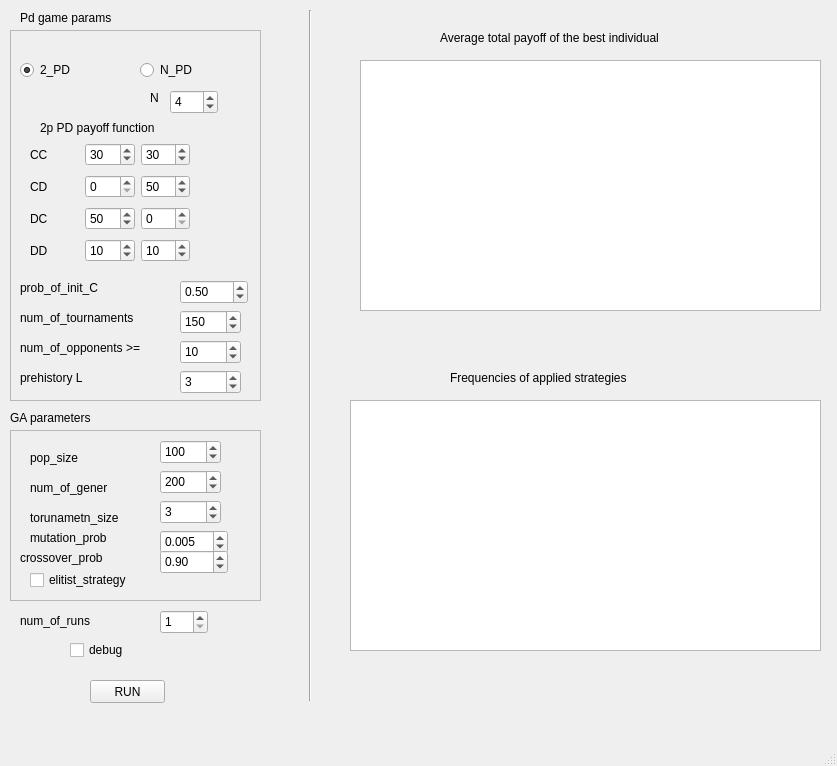
fishija/prisoners-dilemma, file ain_code/ui/main_window.ui: the form before one commit.
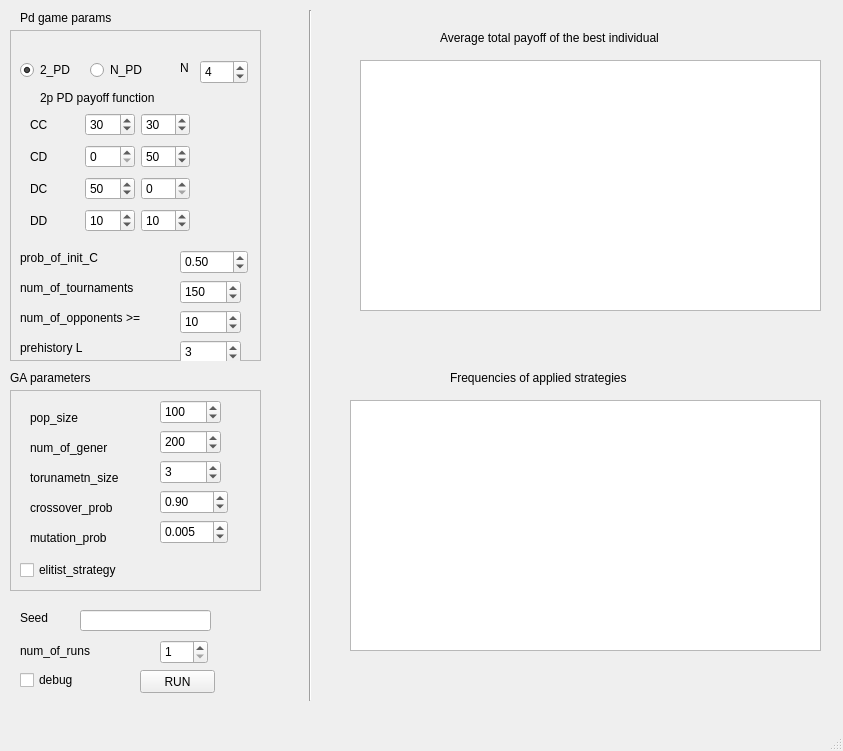
The form after the commit.

Commit message: style: change in main window

What changed in the file:
```diff
--- a/ain_code/ui/main_window.ui
+++ b/ain_code/ui/main_window.ui
@@ -6,8 +6,8 @@
    <rect>
     <x>0</x>
     <y>0</y>
-    <width>837</width>
-    <height>766</height>
+    <width>843</width>
+    <height>751</height>
    </rect>
   </property>
   <property name="windowTitle">
@@ -46,7 +46,7 @@
       <x>10</x>
       <y>30</y>
       <width>251</width>
-      <height>371</height>
+      <height>331</height>
      </rect>
     </property>
     <property name="frameShape">
@@ -74,7 +74,7 @@
     <widget class="QRadioButton" name="radioButton_2">
      <property name="geometry">
       <rect>
-       <x>130</x>
+       <x>80</x>
        <y>30</y>
        <width>61</width>
        <height>20</height>
@@ -88,7 +88,7 @@
      <property name="geometry">
       <rect>
        <x>20</x>
-       <y>110</y>
+       <y>80</y>
        <width>160</width>
        <height>128</height>
       </rect>
@@ -176,7 +176,7 @@
      <property name="geometry">
       <rect>
        <x>30</x>
-       <y>90</y>
+       <y>60</y>
        <width>141</width>
        <height>16</height>
       </rect>
@@ -189,7 +189,7 @@
      <property name="geometry">
       <rect>
        <x>10</x>
-       <y>280</y>
+       <y>250</y>
        <width>141</width>
        <height>16</height>
       </rect>
@@ -202,7 +202,7 @@
      <property name="geometry">
       <rect>
        <x>10</x>
-       <y>310</y>
+       <y>280</y>
        <width>141</width>
        <height>16</height>
       </rect>
@@ -215,7 +215,7 @@
      <property name="geometry">
       <rect>
        <x>170</x>
-       <y>280</y>
+       <y>250</y>
        <width>61</width>
        <height>24</height>
       </rect>
@@ -234,7 +234,7 @@
      <property name="geometry">
       <rect>
        <x>170</x>
-       <y>310</y>
+       <y>280</y>
        <width>61</width>
        <height>24</height>
       </rect>
@@ -250,7 +250,7 @@
      <property name="geometry">
       <rect>
        <x>10</x>
-       <y>340</y>
+       <y>310</y>
        <width>101</width>
        <height>16</height>
       </rect>
@@ -263,7 +263,7 @@
      <property name="geometry">
       <rect>
        <x>170</x>
-       <y>340</y>
+       <y>310</y>
        <width>61</width>
        <height>24</height>
       </rect>
@@ -278,8 +278,8 @@
     <widget class="QSpinBox" name="spinBox_15">
      <property name="geometry">
       <rect>
-       <x>160</x>
-       <y>60</y>
+       <x>190</x>
+       <y>30</y>
        <width>48</width>
        <height>24</height>
       </rect>
@@ -291,8 +291,8 @@
     <widget class="QLabel" name="label_19">
      <property name="geometry">
       <rect>
-       <x>140</x>
-       <y>60</y>
+       <x>170</x>
+       <y>30</y>
        <width>21</width>
        <height>16</height>
       </rect>
@@ -305,7 +305,7 @@
      <property name="geometry">
       <rect>
        <x>10</x>
-       <y>250</y>
+       <y>220</y>
        <width>101</width>
        <height>16</height>
       </rect>
@@ -318,7 +318,7 @@
      <property name="geometry">
       <rect>
        <x>170</x>
-       <y>250</y>
+       <y>220</y>
        <width>68</width>
        <height>24</height>
       </rect>
@@ -338,9 +338,9 @@
     <property name="geometry">
      <rect>
       <x>10</x>
-      <y>430</y>
+      <y>390</y>
       <width>251</width>
-      <height>171</height>
+      <height>201</height>
      </rect>
     </property>
     <property name="frameShape">
@@ -388,20 +388,7 @@
       <string>num_of_gener</string>
      </property>
     </widget>
-    <widget class="QLabel" name="label_14">
-     <property name="geometry">
-      <rect>
-       <x>20</x>
-       <y>100</y>
-       <width>101</width>
-       <height>16</height>
-      </rect>
-     </property>
-     <property name="text">
-      <string>mutation_prob</string>
-     </property>
-    </widget>
-    <widget class="QSpinBox" name="spinBox_13">
+    <widget class="QSpinBox" name="pop_size">
      <property name="geometry">
       <rect>
        <x>150</x>
@@ -446,27 +433,11 @@
       <number>3</number>
      </property>
     </widget>
-    <widget class="QDoubleSpinBox" name="doubleSpinBox">
-     <property name="geometry">
-      <rect>
-       <x>150</x>
-       <y>100</y>
-       <width>68</width>
-       <height>24</height>
-      </rect>
-     </property>
-     <property name="decimals">
-      <number>3</number>
-     </property>
-     <property name="value">
-      <double>0.005000000000000</double>
-     </property>
-    </widget>
     <widget class="QLabel" name="label_32">
      <property name="geometry">
       <rect>
-       <x>10</x>
-       <y>120</y>
+       <x>20</x>
+       <y>110</y>
        <width>101</width>
        <height>16</height>
       </rect>
@@ -479,7 +450,7 @@
      <property name="geometry">
       <rect>
        <x>150</x>
-       <y>120</y>
+       <y>100</y>
        <width>68</width>
        <height>24</height>
       </rect>
@@ -497,8 +468,8 @@
     <widget class="QCheckBox" name="checkBox_2">
      <property name="geometry">
       <rect>
-       <x>20</x>
-       <y>140</y>
+       <x>10</x>
+       <y>170</y>
        <width>121</width>
        <height>20</height>
       </rect>
@@ -507,12 +478,41 @@
       <string>elitist_strategy</string>
      </property>
     </widget>
+    <widget class="QLabel" name="label_14">
+     <property name="geometry">
+      <rect>
+       <x>20</x>
+       <y>140</y>
+       <width>101</width>
+       <height>16</height>
+      </rect>
+     </property>
+     <property name="text">
+      <string>mutation_prob</string>
+     </property>
+    </widget>
+    <widget class="QDoubleSpinBox" name="mutation_prob">
+     <property name="geometry">
+      <rect>
+       <x>150</x>
+       <y>130</y>
+       <width>68</width>
+       <height>24</height>
+      </rect>
+     </property>
+     <property name="decimals">
+      <number>3</number>
+     </property>
+     <property name="value">
+      <double>0.005000000000000</double>
+     </property>
+    </widget>
    </widget>
    <widget class="QLabel" name="label_10">
     <property name="geometry">
      <rect>
       <x>10</x>
-      <y>410</y>
+      <y>370</y>
       <width>111</width>
       <height>16</height>
      </rect>
@@ -525,7 +525,7 @@
     <property name="geometry">
      <rect>
       <x>20</x>
-      <y>610</y>
+      <y>640</y>
       <width>101</width>
       <height>21</height>
      </rect>
@@ -538,7 +538,7 @@
     <property name="geometry">
      <rect>
       <x>160</x>
-      <y>610</y>
+      <y>640</y>
       <width>48</width>
       <height>24</height>
      </rect>
@@ -596,8 +596,8 @@
    <widget class="QCheckBox" name="checkBox">
     <property name="geometry">
      <rect>
-      <x>70</x>
-      <y>640</y>
+      <x>20</x>
+      <y>670</y>
       <width>87</width>
       <height>20</height>
      </rect>
@@ -609,8 +609,8 @@
    <widget class="QPushButton" name="run_button">
     <property name="geometry">
      <rect>
-      <x>90</x>
-      <y>680</y>
+      <x>140</x>
+      <y>670</y>
       <width>75</width>
       <height>23</height>
      </rect>
@@ -619,6 +619,35 @@
      <string>RUN</string>
     </property>
    </widget>
+   <widget class="QLabel" name="label_15">
+    <property name="geometry">
+     <rect>
+      <x>20</x>
+      <y>610</y>
+      <width>60</width>
+      <height>16</height>
+     </rect>
+    </property>
+    <property name="text">
+     <string>Seed</string>
+    </property>
+   </widget>
+   <widget class="QLineEdit" name="seed">
+    <property name="geometry">
+     <rect>
+      <x>80</x>
+      <y>610</y>
+      <width>131</width>
+      <height>21</height>
+     </rect>
+    </property>
+    <property name="inputMask">
+     <string/>
+    </property>
+    <property name="text">
+     <string/>
+    </property>
+   </widget>
   </widget>
   <widget class="QMenuBar" name="menubar">
    <property name="geometry">
```
Left out of the diff: 46 changed lines with no effect on the pictures. The commit also changes 4 other files.
